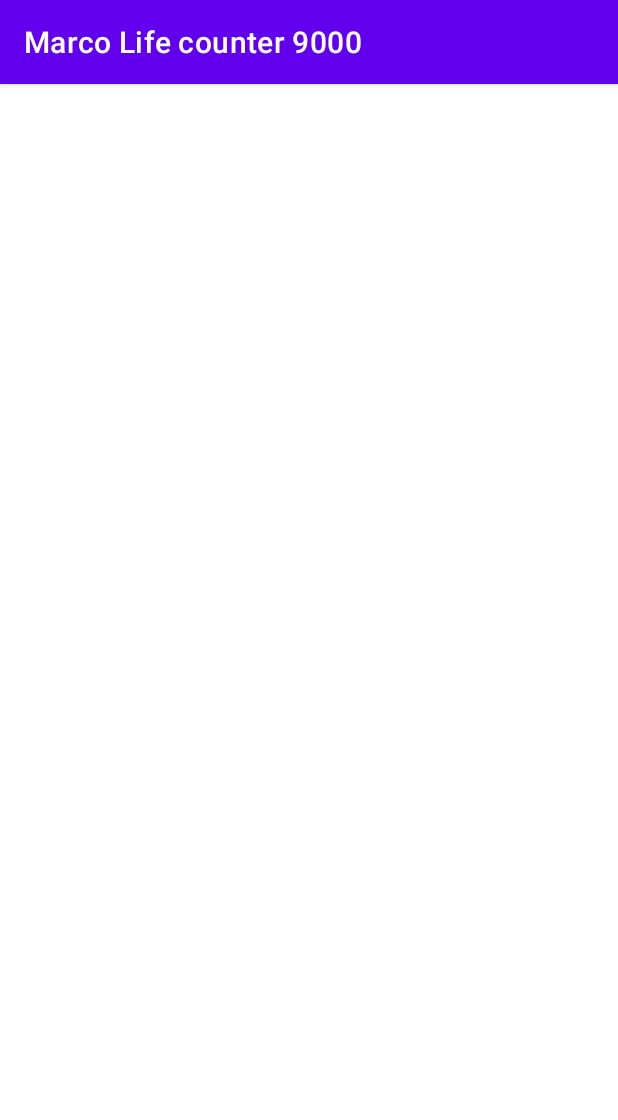
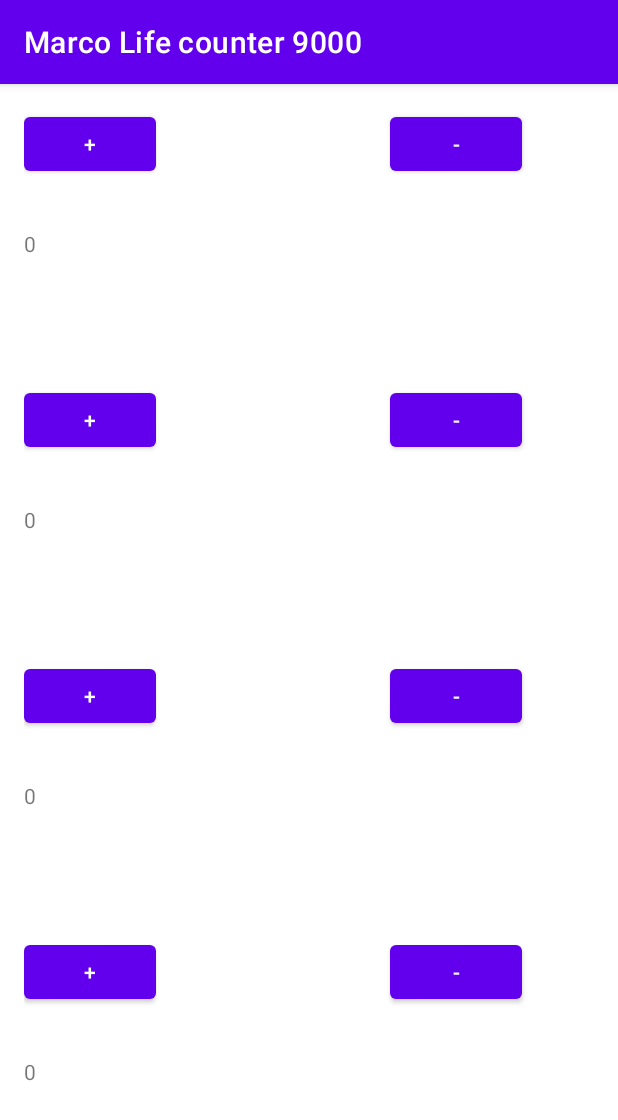
Before and after one commit to DatMarko/MarcoLifeCounter9000, an Android app: the FourPlayers screen opened directly, with no data from a screen before it, on a phone screen of 412 x 824 dp. Shown: the top 1120 px of the screen. Run offline under Robolectric (Android 15) with nearby library versions, the phone set to English and light mode, and no system bars.

```diff
--- a/app/src/main/res/layout/four_players.xml
+++ b/app/src/main/res/layout/four_players.xml
@@ -17,6 +17,29 @@
         android:layout_weight=".25"
         android:layout_width="match_parent"
         android:layout_height="match_parent">
+        <TextView
+            android:id="@+id/textView1"
+            android:layout_width="wrap_content"
+            android:layout_height="wrap_content"
+            android:layout_alignBottom="@+id/button1"
+            android:layout_marginBottom="-52dp"
+            android:text="0" />
+
+        <Button
+            android:id="@+id/button1"
+            android:layout_width="wrap_content"
+            android:layout_height="wrap_content"
+            android:onClick="addLife1"
+            android:text="+" />
+
+        <Button
+            android:id="@+id/button2"
+            android:layout_width="wrap_content"
+            android:layout_height="wrap_content"
+            android:layout_alignParentEnd="true"
+            android:layout_marginEnd="48dp"
+            android:onClick="loseLife1"
+            android:text="-" />
 
     </RelativeLayout>
 
@@ -24,20 +47,87 @@
         android:layout_weight=".25"
         android:layout_width="match_parent"
         android:layout_height="match_parent">
+        <TextView
+            android:id="@+id/textView2"
+            android:layout_width="wrap_content"
+            android:layout_height="wrap_content"
+            android:layout_alignBottom="@+id/button3"
+            android:layout_marginBottom="-52dp"
+            android:text="0" />
 
+        <Button
+            android:id="@+id/button3"
+            android:layout_width="wrap_content"
+            android:layout_height="wrap_content"
+            android:onClick="addLife2"
+            android:text="+" />
+
+        <Button
+            android:id="@+id/button4"
+            android:layout_width="wrap_content"
+            android:layout_height="wrap_content"
+            android:layout_alignParentEnd="true"
+            android:layout_marginEnd="48dp"
+            android:onClick="loseLife2"
+            android:text="-" />
     </RelativeLayout>
 
     <RelativeLayout
         android:layout_weight=".25"
         android:layout_width="match_parent"
         android:layout_height="match_parent">
+        <TextView
+            android:id="@+id/textView3"
+            android:layout_width="wrap_content"
+            android:layout_height="wrap_content"
+            android:layout_alignBottom="@+id/button5"
+            android:layout_marginBottom="-52dp"
+            android:text="0" />
 
+        <Button
+            android:id="@+id/button5"
+            android:layout_width="wrap_content"
+            android:layout_height="wrap_content"
+            android:onClick="addLife3"
+            android:text="+" />
+
+        <Button
+            android:id="@+id/button6"
+            android:layout_width="wrap_content"
+            android:layout_height="wrap_content"
+            android:layout_alignParentEnd="true"
+            android:layout_marginEnd="48dp"
+            android:onClick="loseLife3"
+            android:text="-" />
     </RelativeLayout>
 
     <RelativeLayout
         android:layout_weight=".25"
         android:layout_width="match_parent"
         android:layout_height="match_parent">
+        <TextView
+            android:id="@+id/textView4"
+            android:layout_width="wrap_content"
+            android:layout_height="wrap_content"
+            android:layout_alignBottom="@+id/button7"
+            android:layout_marginBottom="-52dp"
+            android:text="0" />
+
+        <Button
+            android:id="@+id/button7"
+            android:layout_width="wrap_content"
+            android:layout_height="wrap_content"
+            android:onClick="addLife4"
+            android:text="+" />
+
+        <Button
+            android:id="@+id/button8"
+            android:layout_width="wrap_content"
+            android:layout_height="wrap_content"
+            android:layout_alignParentEnd="true"
+            android:layout_marginEnd="48dp"
+            android:onClick="loseLife4"
+            android:text="-" />
 
     </RelativeLayout>
 </androidx.appcompat.widget.LinearLayoutCompat>
```
Also changed, not shown: app/src/main/java/com/example/marcolifecounter9000/FourPlayers.java (+110 -1 lines), app/src/main/java/com/example/marcolifecounter9000/ThreePlayers.java (+85 -1 lines), app/src/main/res/layout/three_players.xml (+69 -0 lines).
